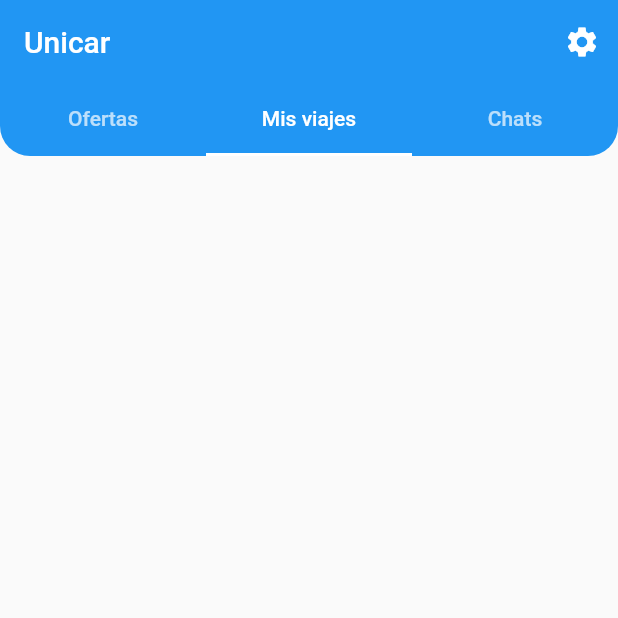
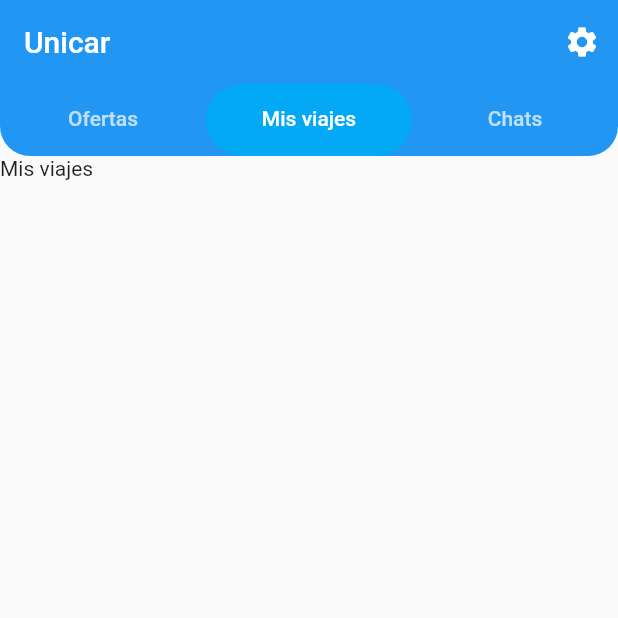
Before and after one commit to BryanVL/unicar, a Flutter app: the screen it shows after launch, on a phone screen of 412 x 824 dp, the top half of it. Run offline on Flutter 3.47's test engine with Material 2 defaults, Android fonts, the phone set to English and light mode, and no system bars.

Commit message:
Tabbar estilizado y modularizado

```diff
--- a/lib/main.dart
+++ b/lib/main.dart
@@ -19,6 +19,7 @@ class MyApp extends StatelessWidget {
         primarySwatch: Colors.blue,
         primaryColor: Colors.blue,
         brightness: Brightness.light,
+        bottomAppBarTheme: BottomAppBarTheme(color: Colors.blue),
         iconTheme: const IconThemeData(
           color: Colors.white,
         ),
--- a/lib/screens/chats_screen.dart
+++ b/lib/screens/chats_screen.dart
@@ -1,6 +1,4 @@
 import 'package:flutter/material.dart';
-import 'package:flutter/src/widgets/framework.dart';
-import 'package:flutter/src/widgets/placeholder.dart';
 
 class ChatsScreen extends StatelessWidget {
   const ChatsScreen({super.key});
@@ -9,6 +7,8 @@ class ChatsScreen extends StatelessWidget {
 
   @override
   Widget build(BuildContext context) {
-    return Scaffold();
+    return const Scaffold(
+      body: Text('Chats'),
+    );
   }
 }
--- a/lib/screens/mis_viajes_screen.dart
+++ b/lib/screens/mis_viajes_screen.dart
@@ -1,6 +1,4 @@
 import 'package:flutter/material.dart';
-import 'package:flutter/src/widgets/framework.dart';
-import 'package:flutter/src/widgets/placeholder.dart';
 
 class MisViajesScreen extends StatelessWidget {
   const MisViajesScreen({super.key});
@@ -9,6 +7,8 @@ class MisViajesScreen extends StatelessWidget {
 
   @override
   Widget build(BuildContext context) {
-    return Scaffold();
+    return const Scaffold(
+      body: Text('Mis viajes'),
+    );
   }
 }
--- a/lib/screens/tab_bar_screen.dart
+++ b/lib/screens/tab_bar_screen.dart
@@ -2,6 +2,7 @@ import 'package:flutter/material.dart';
 import 'package:unicar/screens/chats_screen.dart';
 import 'package:unicar/screens/mis_viajes_screen.dart';
 import 'package:unicar/screens/ofertas_screen.dart';
+import 'package:unicar/widgets/appbar.dart';
 
 class TabBarScreen extends StatefulWidget {
   const TabBarScreen({Key? key, required this.title}) : super(key: key);
@@ -25,6 +26,9 @@ class _TabBarScreenState extends State<TabBarScreen> with SingleTickerProviderSt
       length: 3,
       child: Scaffold(
         body: NestedScrollView(
+          headerSliverBuilder: (BuildContext context, bool innerBoxIsScrolled) {
+            return <Widget>[MyAppbar(tabController: _tabController)];
+          },
           body: TabBarView(
             controller: _tabController,
             children: const [
@@ -33,71 +37,8 @@ class _TabBarScreenState extends State<TabBarScreen> with SingleTickerProviderSt
               ChatsScreen(),
             ],
           ),
-          headerSliverBuilder: (BuildContext context, bool innerBoxIsScrolled) {
-            return <Widget>[
-              SliverAppBar(
-                bottom: TabBar(
-                  enableFeedback: false,
-                  controller: _tabController,
-                  tabs: const [
-                    Tab(child: Text('Ofertas')),
-                    Tab(child: Text('Mis viajes')),
-                    Tab(child: Text('Chats'))
-                  ],
-                ),
-                actions: [
-                  IconButton(
-                    onPressed: null,
-                    icon: Icon(
-                      Icons.settings,
-                      color: IconTheme.of(context).color,
-                    ),
-                  )
-                ],
-                pinned: true,
-                snap: false,
-                floating: true,
-                title: const Text('Unicar'),
-                shape: const RoundedRectangleBorder(
-                  borderRadius: BorderRadius.vertical(
-                    bottom: Radius.circular(20),
-                  ),
-                ),
-              ),
-            ];
-          },
         ),
       ),
     );
-
-    /*appBar: AppBar(
-          title: Text(widget.title),
-          actions: [
-            IconButton(
-              onPressed: null,
-              icon: Icon(
-                Icons.settings,
-                color: IconTheme.of(context).color,
-              ),
-            )
-          ],
-          bottom: TabBar(
-            enableFeedback: false,
-            controller: _tabController,
-            tabs: const [
-              Tab(child: Text('Ofertas')),
-              Tab(child: Text('Mis viajes')),
-              Tab(child: Text('Chats'))
-            ],
-          ),
-        ),
-        body: TabBarView(
-          controller: _tabController,
-          children: const [
-            OfertasScreen(),
-            MisViajesScreen(),
-            ChatsScreen(),
-          ],
-        ),*/
   }
 }
```
Also changed, not shown: lib/widgets/appbar.dart (added, +50 -0 lines).
